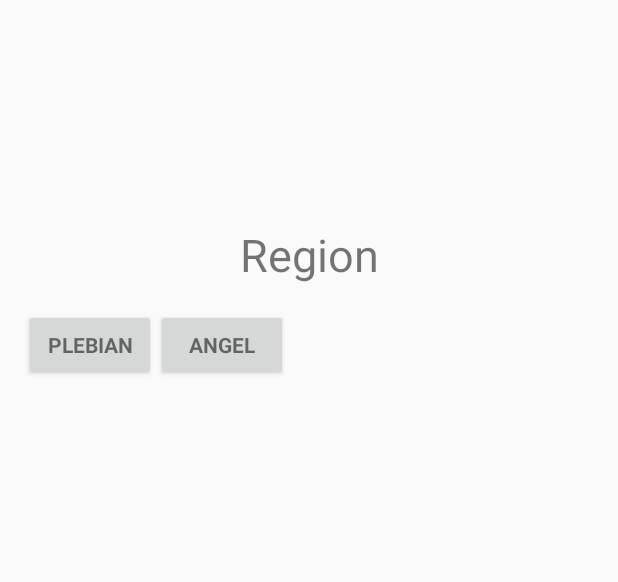
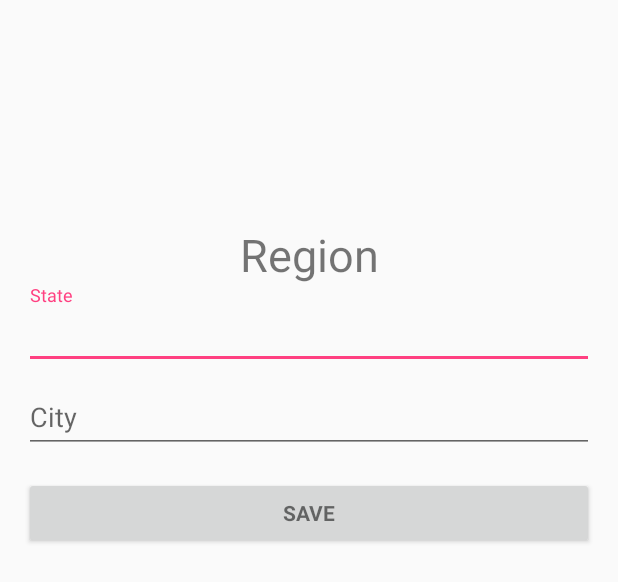
Before and after one commit to Alaska47/HaloWorld, an Android app: the layout fragment_third.xml on its own in the app's theme, with its tools: preview values and no code run, on a phone screen of 412 x 824 dp. Shown: the top 582 px of the screen. Run offline under Robolectric (Android 15) with nearby library versions, the light colour scheme and no system bars.

Commit message:
Reg3
Reg3

```diff
--- a/app/src/main/java/com/example/mihir/haloworld/LoginActivity.java
+++ b/app/src/main/java/com/example/mihir/haloworld/LoginActivity.java
@@ -60,6 +60,7 @@ public class LoginActivity extends AppCompatActivity implements LoaderCallbacks<
     // UI references.
     private AutoCompleteTextView mNameView;
     private EditText mPhoneNumber;
+    private EditText mPassword;
     private View mProgressView;
     private View mLoginFormView;
 
@@ -75,7 +76,7 @@ public class LoginActivity extends AppCompatActivity implements LoaderCallbacks<
         mNameView = (AutoCompleteTextView) findViewById(R.id.fullname);
         populateAutoComplete();
 
-        mPhoneNumber = (EditText) findViewById(R.id.password);
+        mPhoneNumber = (EditText) findViewById(R.id.phonenumber);
         mPhoneNumber.setOnEditorActionListener(new TextView.OnEditorActionListener() {
             @Override
             public boolean onEditorAction(TextView textView, int id, KeyEvent keyEvent) {
@@ -86,6 +87,8 @@ public class LoginActivity extends AppCompatActivity implements LoaderCallbacks<
                 return false;
             }
         });
+
+        mPassword = (EditText)findViewById(R.id.password);
 
         Button mEmailSignInButton = (Button) findViewById(R.id.register);
         mEmailSignInButton.setOnClickListener(new OnClickListener() {
@@ -160,6 +163,7 @@ public class LoginActivity extends AppCompatActivity implements LoaderCallbacks<
         // Store values at the time of the login attempt.
         name = mNameView.getText().toString();
         phonenumber = mPhoneNumber.getText().toString();
+        password = mPassword.getText().toString();
 
         boolean cancel = false;
         View focusView = null;
--- a/app/src/main/res/layout/activity_login.xml
+++ b/app/src/main/res/layout/activity_login.xml
@@ -75,7 +75,7 @@
                     android:imeActionId="@+id/login"
                     android:imeActionLabel="@string/action_sign_in_short"
                     android:imeOptions="actionUnspecified"
-                    android:inputType="phone"
+                    android:inputType="textPassword"
                     android:maxLines="1"
                     android:singleLine="true" />
 
--- a/app/src/main/res/layout/fragment_third.xml
+++ b/app/src/main/res/layout/fragment_third.xml
@@ -36,32 +36,49 @@
                 android:textSize="30sp"
                 android:text="Region" />
 
-            <LinearLayout
+            <android.support.design.widget.TextInputLayout
+                android:layout_width="match_parent"
+                android:layout_height="wrap_content">
+
+                <EditText
+                    android:id="@+id/state"
                     android:layout_width="match_parent"
                     android:layout_height="wrap_content"
-                android:orientation="horizontal">
+                    android:hint="State"
+                    android:inputType="textEmailAddress"
+                    android:maxLines="1"
+                    android:singleLine="true" />
+
+            </android.support.design.widget.TextInputLayout>
+
+            <android.support.design.widget.TextInputLayout
+                android:layout_width="match_parent"
+                android:layout_height="wrap_content">
+
+                <EditText
+                    android:id="@+id/city"
+                    android:layout_width="match_parent"
+                    android:layout_height="wrap_content"
+                    android:hint="City"
+                    android:imeActionId="@+id/login"
+                    android:imeActionLabel="@string/action_sign_in_short"
+                    android:imeOptions="actionUnspecified"
+                    android:maxLines="1"
+                    android:singleLine="true" />
+
+            </android.support.design.widget.TextInputLayout>
 
             <Button
                 android:id="@+id/save1"
                 style="?android:textAppearanceSmall"
-                    android:layout_width="wrap_content"
-                    android:layout_height="match_parent"
+                android:layout_width="match_parent"
+                android:layout_height="wrap_content"
                 android:layout_marginTop="16dp"
-                    android:text="Plebian"
-                    android:textStyle="bold" />
-
-                <Button
-                    android:id="@+id/save1"
-                    style="?android:textAppearanceSmall"
-                    android:layout_width="wrap_content"
-                    android:layout_height="match_parent"
-                    android:layout_marginTop="16dp"
-                    android:text="Angel"
+                android:text="Save"
+                android:onClick="save1"
                 android:textStyle="bold" />
 
 
         </LinearLayout>
-
-        </LinearLayout>
     </ScrollView>
 </LinearLayout>
```
Also changed, not shown: app/src/main/java/com/example/mihir/haloworld/RegistrationActivity.java (+12 -0 lines), app/src/main/res/layout/fragment_second.xml (+5 -3 lines). Lines whose indentation alone changed are shown as unchanged.
